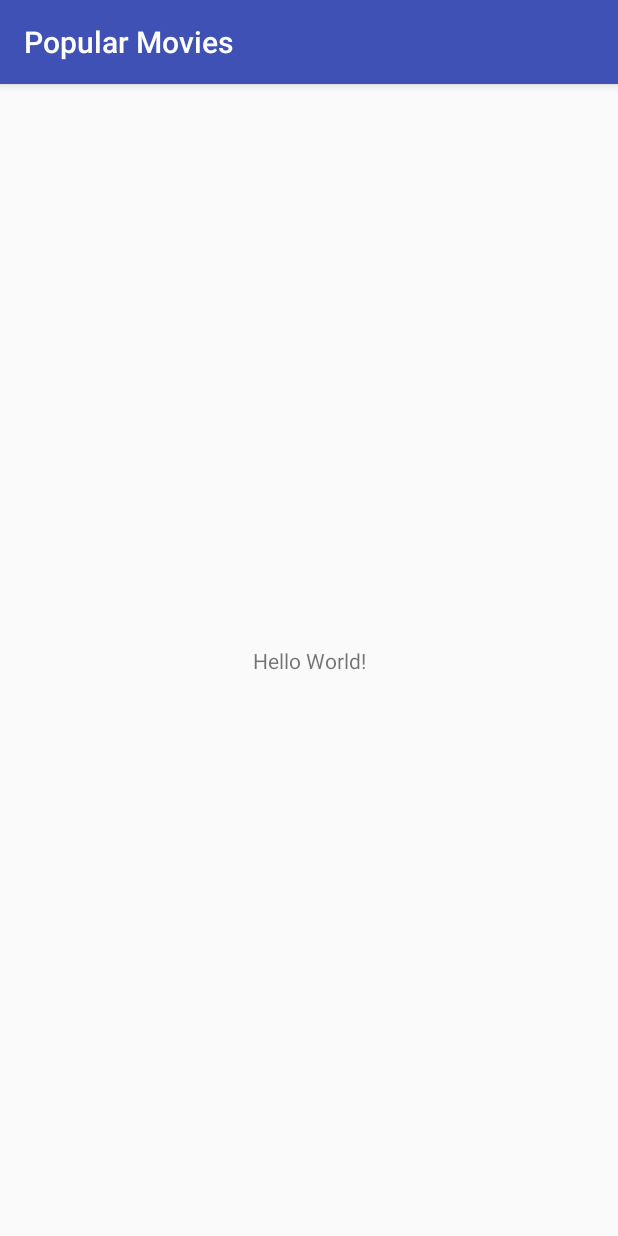
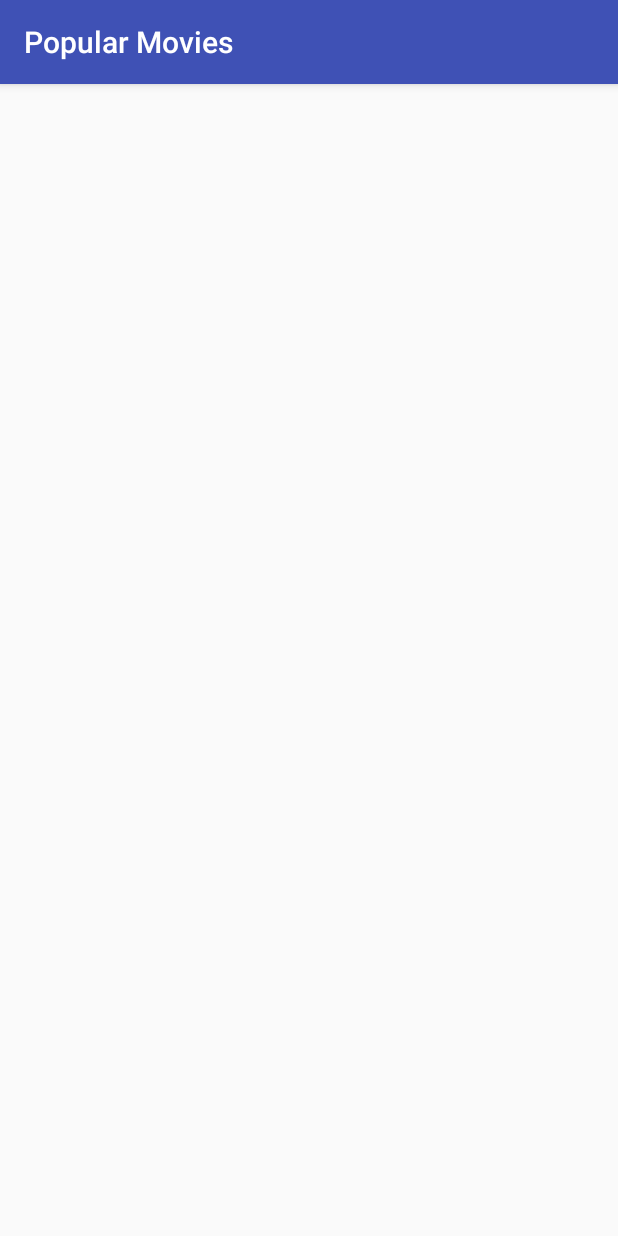
Before and after one commit to smritidas/PopularMovies, an Android app: the screen it shows after launch (MainActivity), on a phone screen of 412 x 824 dp. Run offline under Robolectric (Android 15) with nearby library versions, the phone set to English and light mode, and no system bars.

Commit message:
Change Activity Main to a relative layout.

```diff
--- a/app/src/main/res/layout/activity_main.xml
+++ b/app/src/main/res/layout/activity_main.xml
@@ -1,18 +1,10 @@
 <?xml version="1.0" encoding="utf-8"?>
-<android.support.constraint.ConstraintLayout xmlns:android="http://schemas.android.com/apk/res/android"
-    xmlns:app="http://schemas.android.com/apk/res-auto"
+<RelativeLayout xmlns:android="http://schemas.android.com/apk/res/android"
     xmlns:tools="http://schemas.android.com/tools"
     android:layout_width="match_parent"
     android:layout_height="match_parent"
+    android:id="@+id/movies_container"
+    tools:layout="@layout/fragment_movie"
     tools:context="com.example.android.popularmovies.MainActivity">
 
-    <TextView
-        android:layout_width="wrap_content"
-        android:layout_height="wrap_content"
-        android:text="Hello World!"
-        app:layout_constraintBottom_toBottomOf="parent"
-        app:layout_constraintLeft_toLeftOf="parent"
-        app:layout_constraintRight_toRightOf="parent"
-        app:layout_constraintTop_toTopOf="parent" />
-
-</android.support.constraint.ConstraintLayout>
+</RelativeLayout>
```
